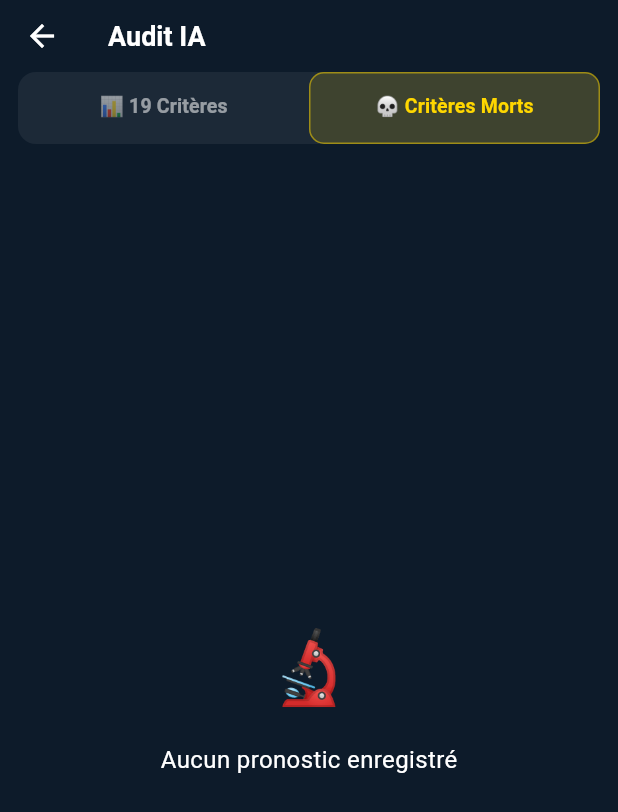
After one commit to Yax54/Pronostic-Hippique-V2, a Flutter app: the AuditScreen screen opened directly, tab 2 chosen, on a phone screen of 412 x 824 dp. The commit adds this screen. Shown: the top 812 px of the screen. Run offline on Flutter 3.47's test engine with Material 3 defaults, Android fonts, the phone set to English and light mode, and no system bars; our stand-ins replace file_picker, image_picker, share_plus, shared_preferences; missing offline and left inert: gal; accounts and stored records are empty; network calls fail.

Commit message:
feat — section Audit IA entre Mes Paris et Profil (index 7)
- Créé lib/screens/audit_screen.dart : 2 sous-onglets (19 Critères + Critères Morts)
- Créé lib/widgets/ia/ia_tab_criteres_morts.dart : analyse fallback 50 par critère + export JPEG complet
- Modifié lib/main.dart : AuditScreen index 7, ProfileScreen index 8, NavDef Audit (🔍 or)
- Nettoyé lib/screens/ia_performance_screen.dart : TabController remis à 6 (onglet Audit supprimé)
- APK release : 64.2 MB ✓

```diff
--- a/lib/main.dart
+++ b/lib/main.dart
@@ -11,6 +11,7 @@ import 'screens/best_bet_screen.dart';
 import 'screens/profile_screen.dart';
 import 'screens/mes_paris_screen.dart';
 import 'screens/ia_performance_screen.dart';
+import 'screens/audit_screen.dart';
 import 'services/alert_service.dart';
 import 'services/ia_memory_service.dart';
 import 'services/elo_service.dart';
@@ -40,13 +41,14 @@ class NavigationNotifier extends ChangeNotifier {
   void goToMesParisSuivi()  => goTo(6); // ★ v9.92 : idem goToMesParis mais signale l'onglet Suivi
   void goToAccueil()        => goTo(0);
   void goToProgramme()      => goTo(2); // ★ v10.26 : Conseils déplacé en index 1 → Prog. passe en 2
+  void goToAudit()          => goTo(7); // ★ Audit IA section principale
 
   // ★ v9.92 : onglet interne demandé à l'ouverture de MesParis
   int _mesParisPendingTab = 0;
   int get mesParisPendingTab => _mesParisPendingTab;
   void requestMesParisSuivi() {
     _mesParisPendingTab = 1; // index 1 = Suivi
-    goTo(6);
+    goTo(6); // Mes Paris reste à l'index 6
   }
   void clearMesParisPendingTab() {
     if (_mesParisPendingTab != 0) {
@@ -167,7 +169,8 @@ class _MainNavigationState extends State<MainNavigation> {
       const BestBetScreen(),    // 4 — Best Bet
       IaPerformanceScreen(alertService: alertSvc), // 5 — IA Stats
       const MesPariScreen(),    // 6 — Mes Paris
-      const ProfileScreen(),    // 7 — Profil
+      const AuditScreen(),      // 7 — Audit IA
+      const ProfileScreen(),    // 8 — Profil
     ];
     Future.microtask(() {
       if (mounted) {
@@ -217,6 +220,7 @@ class _MainNavigationState extends State<MainNavigation> {
     _NavDef(icon: Icons.emoji_events_outlined,   activeIcon: Icons.emoji_events,     label: 'Best Bet',  color: Color(0xFFFFD700)), // Or trophée
     _NavDef(icon: Icons.psychology_outlined,     activeIcon: Icons.psychology,       label: 'IA Stats',  color: Color(0xFFE040FB)), // Rose/Magenta cerveau
     _NavDef(icon: Icons.track_changes_outlined,  activeIcon: Icons.track_changes,    label: 'Mes Paris', color: Color(0xFF00BCD4)), // Cyan suivi
+    _NavDef(icon: Icons.find_in_page_outlined,   activeIcon: Icons.find_in_page,     label: 'Audit',     color: Color(0xFFFFD700)), // Or — Audit IA
     _NavDef(icon: Icons.person_outline,          activeIcon: Icons.person,           label: 'Profil',    color: Color(0xFFB0BEC5)), // Argent neutre
   ];
 
@@ -377,7 +381,7 @@ class _NavItem extends StatelessWidget {
     final activeColor = def.color;
     final inactiveColor = const Color(0xFF6B7B8A); // gris bleuté discret
 
-    // Badge orange sur Mes Paris (index 6)
+    // Badge orange sur Mes Paris (index 6) — Audit est à l'index 7, Profil à 8
     final isMesParis = index == 6;
     final nbParisEnAttente = isMesParis
         ? context.select<PmuProvider, int>(
--- /dev/null
+++ b/lib/screens/audit_screen.dart
@@ -0,0 +1,69 @@
+import 'package:flutter/material.dart';
+
+import '../widgets/ia/ia_tab_audit.dart';
+import '../widgets/ia/ia_tab_criteres_morts.dart';
+
+// ─────────────────────────────────────────────────────────────────────────────
+// AuditScreen — Section principale "Audit IA"
+// 2 sous-onglets :
+//   • 📊 19 Critères  (Top3 / HorsTop5 / Delta / Diagnostic)
+//   • 💀 Critères Morts  (% fallback 50 par critère)
+// ─────────────────────────────────────────────────────────────────────────────
+
+class AuditScreen extends StatelessWidget {
+  const AuditScreen({super.key});
+
+  @override
+  Widget build(BuildContext context) {
+    return DefaultTabController(
+      length: 2,
+      child: Scaffold(
+        backgroundColor: const Color(0xFF0D1B2A),
+        appBar: AppBar(
+          title: const Text('Audit IA'),
+          backgroundColor: const Color(0xFF0D1B2A),
+          elevation: 0,
+          bottom: PreferredSize(
+            preferredSize: const Size.fromHeight(48),
+            child: Container(
+              margin: const EdgeInsets.fromLTRB(12, 0, 12, 8),
+              decoration: BoxDecoration(
+                color: Colors.white.withValues(alpha: 0.06),
+                borderRadius: BorderRadius.circular(12),
+              ),
+              child: TabBar(
+                labelStyle: const TextStyle(
+                  fontSize: 13,
+                  fontWeight: FontWeight.bold,
+                ),
+                unselectedLabelStyle: const TextStyle(fontSize: 13),
+                labelColor: const Color(0xFFFFD700),
+                unselectedLabelColor: Colors.white54,
+                indicator: BoxDecoration(
+                  color: const Color(0xFFFFD700).withValues(alpha: 0.15),
+                  borderRadius: BorderRadius.circular(10),
+                  border: Border.all(
+                    color: const Color(0xFFFFD700).withValues(alpha: 0.5),
+                    width: 1,
+                  ),
+                ),
+                indicatorSize: TabBarIndicatorSize.tab,
+                dividerColor: Colors.transparent,
+                tabs: const [
+                  Tab(text: '📊 19 Critères'),
+                  Tab(text: '💀 Critères Morts'),
+                ],
+              ),
+            ),
+          ),
+        ),
+        body: const TabBarView(
+          children: [
+            IaTabAudit(),
+            IaTabCriteresMorts(),
+          ],
+        ),
+      ),
+    );
+  }
+}
--- a/lib/screens/ia_performance_screen.dart
+++ b/lib/screens/ia_performance_screen.dart
@@ -29,7 +29,6 @@ import '../widgets/ia/ia_tab_stats.dart';           // ★ v9.90 découpage
 import '../widgets/ia/ia_tab_methodologie.dart';    // ★ v9.90 découpage
 import '../widgets/ia/ia_tab_conseils.dart';        // ★ v9.90 découpage
 import '../widgets/ia/ia_tab_backtesting.dart';     // ★ v9.90 découpage
-import '../widgets/ia/ia_tab_audit.dart';           // ★ audit critères A→S
 import '../widgets/ia/ia_bubble_widget.dart';        // ★ v9.93 bulles
 import '../widgets/ia/ia_calendrier_tab.dart';       // ★ v10.25 calendrier performances
 // import 'ia_journal_screen.dart'; // ★ v9.85 — conservé pour navigation (non utilisé directement)
@@ -97,7 +96,7 @@ class _IaPerformanceScreenState extends State<IaPerformanceScreen>
   void initState() {
     super.initState();
     IaPerformanceScreen._instance = this; // ★ v10.27 : raccourci calendrier
-    _tabCtrl = TabController(length: 7, vsync: this);
+    _tabCtrl = TabController(length: 6, vsync: this);
     _loadStats();
     IaMemoryService.instance.addListener(_loadStats);
     // ★ v9.90 : _chargerPrefsBt() migré dans IaTabBacktesting.initState()
@@ -717,7 +716,6 @@ class _IaPerformanceScreenState extends State<IaPerformanceScreen>
               Tab(text: '📊 Statistiques', height: 52),
               Tab(text: '⚙️ Algorithme', height: 52),
               Tab(text: '💡 Conseils', height: 52),
-              Tab(text: '🔍 Audit', height: 52),
             ],
           ),
         ),
@@ -731,7 +729,6 @@ class _IaPerformanceScreenState extends State<IaPerformanceScreen>
           IaTabStats(alertService: widget.alertService),
           const IaTabMethodologie(),
           const IaTabConseils(),
-          const IaTabAudit(),
         ],
       ),
     );
--- /dev/null
+++ b/lib/widgets/ia/ia_tab_criteres_morts.dart
@@ -0,0 +1,408 @@
+import 'dart:io';
+import 'dart:ui' as ui;
+
+import 'package:flutter/material.dart';
+import 'package:flutter/rendering.dart';
+import 'package:path_provider/path_provider.dart';
+import 'package:share_plus/share_plus.dart';
+
+import '../../services/ia_memory_service.dart';
+import '../../services/ia_memory_models.dart';
+
+// ─────────────────────────────────────────────────────────────────────────────
+// Onglet Critères Morts — lecture seule
+// Pour chaque critère : % fois score réel vs fallback 50
+// ─────────────────────────────────────────────────────────────────────────────
+
+class IaTabCriteresMorts extends StatefulWidget {
+  const IaTabCriteresMorts({super.key});
+
+  @override
+  State<IaTabCriteresMorts> createState() => _IaTabCriteresMortsState();
+}
+
+class _IaTabCriteresMortsState extends State<IaTabCriteresMorts> {
+  final GlobalKey _repaintKey = GlobalKey();
+  List<_CritereVitalite> _resultats = [];
+  int _nbPartants = 0;
+  bool _calcule = false;
+
+  static const Map<String, String> _labels = {
+    'f':  'A — Forme récente',
+    'g':  'B — Gains carrière',
+    'r':  'C — Record / Vitesse',
+    'c':  'D — Cote marché',
+    'k':  'E — Constance',
+    'v':  'F — Victoires récentes',
+    'd':  'G — Discipline',
+    'ds': 'H — Distance spécifique',
+    'j':  'I — Jockey / Driver',
+    'rp': 'J — Repos / Fraîcheur',
+    'hp': 'K — Hippodrome',
+    'en': 'L — Entraîneur',
+    'el': 'M — ELO dynamique',
+    'tr': 'N — Terrain',
+    'dv': 'O — Divergence forme/cote',
+    'pr': 'P — Poids porté',
+    'pg': 'Q — Progression carrière',
+    'mc': 'R — Mouvement de cote',
+    'pd': 'S — Place au départ',
+  };
+
+  @override
+  void initState() {
+    super.initState();
+    _calculer();
+  }
+
+  void _calculer() {
+    final svc = IaMemoryService.instance;
+    final pronostics = svc.pronostics
+        .where((p) => p.scoresCriteres.isNotEmpty)
+        .toList();
+
+    if (pronostics.isEmpty) {
+      setState(() { _calcule = true; });
+      return;
+    }
+
+    // Compter : réel vs fallback 50
+    final Map<String, int> nbReel    = {};
+    final Map<String, int> nbFallback = {};
+    int total = 0;
+
+    for (final prono in pronostics) {
+      for (final entry in prono.scoresCriteres.entries) {
+        final sc = entry.value;
+        final map = sc.toMap();
+        for (final crit in _labels.keys) {
+          final val = map[crit];
+          if (val == null) continue;
+          // Fallback = exactement 50.0
+          if (val == 50.0) {
+            nbFallback[crit] = (nbFallback[crit] ?? 0) + 1;
+          } else {
+            nbReel[crit] = (nbReel[crit] ?? 0) + 1;
+          }
+        }
+        total++;
+      }
+    }
+
+    final resultats = <_CritereVitalite>[];
+    for (final crit in _labels.keys) {
+      final reel     = nbReel[crit]    ?? 0;
+      final fallback = nbFallback[crit] ?? 0;
+      final totalCrit = reel + fallback;
+      if (totalCrit == 0) continue;
+      final pctReel = reel / totalCrit * 100;
+      resultats.add(_CritereVitalite(
+        cle:      crit,
+        label:    _labels[crit]!,
+        pctReel:  pctReel,
+        nbReel:   reel,
+        nbFallback: fallback,
+      ));
+    }
+
+    // Tri par % réel décroissant (les plus vivants en haut)
+    resultats.sort((a, b) => b.pctReel.compareTo(a.pctReel));
+
+    setState(() {
+      _resultats  = resultats;
+      _nbPartants = total;
+      _calcule    = true;
+    });
+  }
+
+  // ── Export tableau complet ───────────────────────────────────────────────
+  Future<void> _exporterJpeg() async {
+    try {
+      final boundary = _repaintKey.currentContext?.findRenderObject() as RenderRepaintBoundary?;
+      if (boundary == null) return;
+      final image    = await boundary.toImage(pixelRatio: 2.5);
+      final byteData = await image.toByteData(format: ui.ImageByteFormat.png);
+      if (byteData == null) return;
+      final pngBytes = byteData.buffer.asUint8List();
+      final tempDir  = await getTemporaryDirectory();
+      final file     = File('${tempDir.path}/audit_criteres_morts.png');
+      await file.writeAsBytes(pngBytes);
+      await SharePlus.instance.share(
+        ShareParams(
+          files: [XFile(file.path, mimeType: 'image/png')],
+          subject: 'Audit Critères Morts — Pronostic Hippique',
+        ),
+      );
+    } catch (e) {
+      if (mounted) {
+        ScaffoldMessenger.of(context).showSnackBar(
+          SnackBar(content: Text('Erreur export : $e')),
+        );
+      }
+    }
+  }
+
+  @override
+  Widget build(BuildContext context) {
+    if (!_calcule) {
+      return const Center(child: CircularProgressIndicator(color: Color(0xFFFFD700)));
+    }
+    if (_resultats.isEmpty) {
+      return const Center(
+        child: Padding(
+          padding: EdgeInsets.all(32),
+          child: Column(
+            mainAxisAlignment: MainAxisAlignment.center,
+            children: [
+              Text('🔬', style: TextStyle(fontSize: 48)),
+              SizedBox(height: 16),
+              Text('Aucun pronostic enregistré', style: TextStyle(color: Colors.white, fontSize: 16)),
+            ],
+          ),
+        ),
+      );
+    }
+
+    return Column(
+      children: [
+        // ── Header ───────────────────────────────────────────────────────
+        Padding(
+          padding: const EdgeInsets.fromLTRB(16, 12, 16, 4),
+          child: Row(
+            children: [
+              Expanded(
+                child: Text(
+                  '$_nbPartants partants analysés',
+                  style: const TextStyle(color: Colors.white54, fontSize: 12),
+                ),
+              ),
+              ElevatedButton.icon(
+                onPressed: _exporterJpeg,
+                icon: const Icon(Icons.share, size: 15),
+                label: const Text('Export', style: TextStyle(fontSize: 13)),
+                style: ElevatedButton.styleFrom(
+                  backgroundColor: const Color(0xFFFFD700),
+                  foregroundColor: Colors.black,
+                  padding: const EdgeInsets.symmetric(horizontal: 14, vertical: 8),
+                  shape: RoundedRectangleBorder(borderRadius: BorderRadius.circular(10)),
+                  elevation: 0,
+                ),
+              ),
+            ],
+          ),
+        ),
+
+        // ── Légende ──────────────────────────────────────────────────────
+        Padding(
+          padding: const EdgeInsets.fromLTRB(16, 4, 16, 8),
+          child: Row(
+            children: [
+              _puce(const Color(0xFF00E676), 'Vivant >80%'),
+              const SizedBox(width: 10),
+              _puce(const Color(0xFFFFD700), 'Partiel 40-80%'),
+              const SizedBox(width: 10),
+              _puce(const Color(0xFFFF6D00), 'Faible 10-40%'),
+              const SizedBox(width: 10),
+              _puce(const Color(0xFFEF5350), 'Mort <10%'),
+            ],
+          ),
+        ),
+
+        // ── Tableau scrollable + RepaintBoundary complet ──────────────────
+        Expanded(
+          child: SingleChildScrollView(
+            child: RepaintBoundary(
+              key: _repaintKey,
+              child: ColoredBox(
+                color: const Color(0xFF0D1B2A),
+                child: Padding(
+                  padding: const EdgeInsets.fromLTRB(16, 4, 16, 24),
+                  child: Column(
+                    mainAxisSize: MainAxisSize.min,
+                    children: [
+                      _buildEnTete(),
+                      const SizedBox(height: 6),
+                      ..._resultats.map((r) => _buildLigne(r)),
+                      const SizedBox(height: 16),
+                      Container(
+                        padding: const EdgeInsets.all(12),
+                        decoration: BoxDecoration(
+                          color: Colors.white.withValues(alpha: 0.04),
+                          borderRadius: BorderRadius.circular(10),
+                        ),
+                        child: const Text(
+                          '🔍 Lecture seule — aucun poids modifié.\n'
+                          'Réel = score calculé ≠ 50 • Fallback = retour à 50 (données absentes).\n'
+                          'Un critère "Mort" (<10% réel) ne contribue pas à l\'IA.',
+                          style: TextStyle(color: Colors.white38, fontSize: 11, height: 1.5),
+                        ),
+                      ),
+                    ],
+                  ),
+                ),
+              ),
+            ),
+          ),
+        ),
+      ],
+    );
+  }
+
+  Widget _puce(Color color, String label) {
+    return Row(
+      mainAxisSize: MainAxisSize.min,
+      children: [
+        Container(width: 10, height: 10, decoration: BoxDecoration(color: color, shape: BoxShape.circle)),
+        const SizedBox(width: 4),
+        Text(label, style: const TextStyle(color: Colors.white54, fontSize: 10)),
+      ],
+    );
+  }
+
+  Widget _buildEnTete() {
+    return Container(
+      padding: const EdgeInsets.symmetric(horizontal: 10, vertical: 8),
+      decoration: BoxDecoration(
+        color: const Color(0xFFFFD700).withValues(alpha: 0.08),
+        borderRadius: BorderRadius.circular(8),
+        border: Border.all(color: const Color(0xFFFFD700).withValues(alpha: 0.2)),
+      ),
+      child: const Row(
+        children: [
+          Expanded(flex: 5, child: Text('Critère', style: TextStyle(color: Color(0xFFFFD700), fontSize: 11, fontWeight: FontWeight.bold))),
+          SizedBox(width: 6),
+          _ColH('% Réel'),
+          SizedBox(width: 6),
+          _ColH('Réel'),
+          SizedBox(width: 6),
+          _ColH('F.50'),
+          SizedBox(width: 6),
+          Expanded(flex: 3, child: Text('Statut', style: TextStyle(color: Color(0xFFFFD700), fontSize: 11, fontWeight: FontWeight.bold), textAlign: TextAlign.center)),
+        ],
+      ),
+    );
+  }
+
+  Widget _buildLigne(_CritereVitalite r) {
+    final color  = r.couleur;
+    final statut = r.statut;
+
+    return Container(
+      margin: const EdgeInsets.only(bottom: 5),
+      padding: const EdgeInsets.symmetric(horizontal: 10, vertical: 8),
+      decoration: BoxDecoration(
+        color: color.withValues(alpha: 0.05),
+        borderRadius: BorderRadius.circular(8),
+        border: Border.all(color: color.withValues(alpha: 0.18)),
+      ),
+      child: Row(
+        children: [
+          Expanded(
+            flex: 5,
+            child: Text(r.label, style: TextStyle(color: color, fontSize: 11, fontWeight: FontWeight.w600), maxLines: 1, overflow: TextOverflow.ellipsis),
+          ),
+          const SizedBox(width: 6),
+          // Barre de vitalité inline
+          SizedBox(
+            width: 42,
+            child: Column(
+              crossAxisAlignment: CrossAxisAlignment.end,
+              children: [
+                Text('${r.pctReel.toStringAsFixed(0)}%', style: TextStyle(color: color, fontSize: 11, fontWeight: FontWeight.bold)),
+                const SizedBox(height: 2),
+                ClipRRect(
+                  borderRadius: BorderRadius.circular(3),
+                  child: LinearProgressIndicator(
+                    value: r.pctReel / 100,
+                    backgroundColor: Colors.white12,
+                    valueColor: AlwaysStoppedAnimation<Color>(color),
+                    minHeight: 4,
+                  ),
+                ),
+              ],
+            ),
+          ),
+          const SizedBox(width: 6),
+          _ValC('${r.nbReel}', Colors.white70),
+          const SizedBox(width: 6),
+          _ValC('${r.nbFallback}', Colors.white38),
+          const SizedBox(width: 6),
+          Expanded(
+            flex: 3,
+            child: Container(
+              padding: const EdgeInsets.symmetric(horizontal: 6, vertical: 3),
+              decoration: BoxDecoration(
+                color: color.withValues(alpha: 0.12),
+                borderRadius: BorderRadius.circular(6),
+              ),
+              child: Text(statut, style: TextStyle(color: color, fontSize: 10, fontWeight: FontWeight.bold), textAlign: TextAlign.center, maxLines: 1, overflow: TextOverflow.ellipsis),
+            ),
+          ),
+        ],
+      ),
+    );
+  }
+}
+
+class _ColH extends StatelessWidget {
+  final String text;
+  const _ColH(this.text);
+  @override
+  Widget build(BuildContext context) => SizedBox(
+    width: 42,
+    child: Text(text, style: const TextStyle(color: Color(0xFFFFD700), fontSize: 11, fontWeight: FontWeight.bold), textAlign: TextAlign.center),
+  );
+}
+
+class _ValC extends StatelessWidget {
+  final String text;
+  final Color color;
+  const _ValC(this.text, this.color);
+  @override
+  Widget build(BuildContext context) => SizedBox(
+    width: 42,
+    child: Text(text, style: TextStyle(color: color, fontSize: 11), textAlign: TextAlign.center),
+  );
+}
+
+class _CritereVitalite {
+  final String cle;
+  final String label;
+  final double pctReel;
+  final int    nbReel;
+  final int    nbFallback;
+
+  const _CritereVitalite({
+    required this.cle,
+    required this.label,
+    required this.pctReel,
+    required this.nbReel,
+    required this.nbFallback,
+  });
+
+  String get statut {
+    if (pctReel >= 80) return 'Vivant';
+    if (pctReel >= 40) return 'Partiel';
+    if (pctReel >= 10) return 'Faible';
+    return 'Mort';
+  }
+
+  Color get couleur {
+    if (pctReel >= 80) return const Color(0xFF00E676);
+    if (pctReel >= 40) return const Color(0xFFFFD700);
+    if (pctReel >= 10) return const Color(0xFFFF6D00);
+    return const Color(0xFFEF5350);
+  }
+}
+
+extension _ScoresCriteresMapExt on ScoresCriteres {
+  Map<String, double> toMap() => {
+    'f':  forme,    'g':  gains,    'r':  record,
+    'c':  cote,     'k':  constance,'v':  victoires,
+    'd':  discipline,'ds': distSpec,'j':  jockey,
+    'rp': repos,    'hp': hippo,    'en': entraineur,
+    'el': elo,      'tr': terrain,  'dv': divergence,
+    'pr': poidsRel, 'pg': progression,'mc': mouvCote,
+    'pd': placeDepart,
+  };
+}
```
